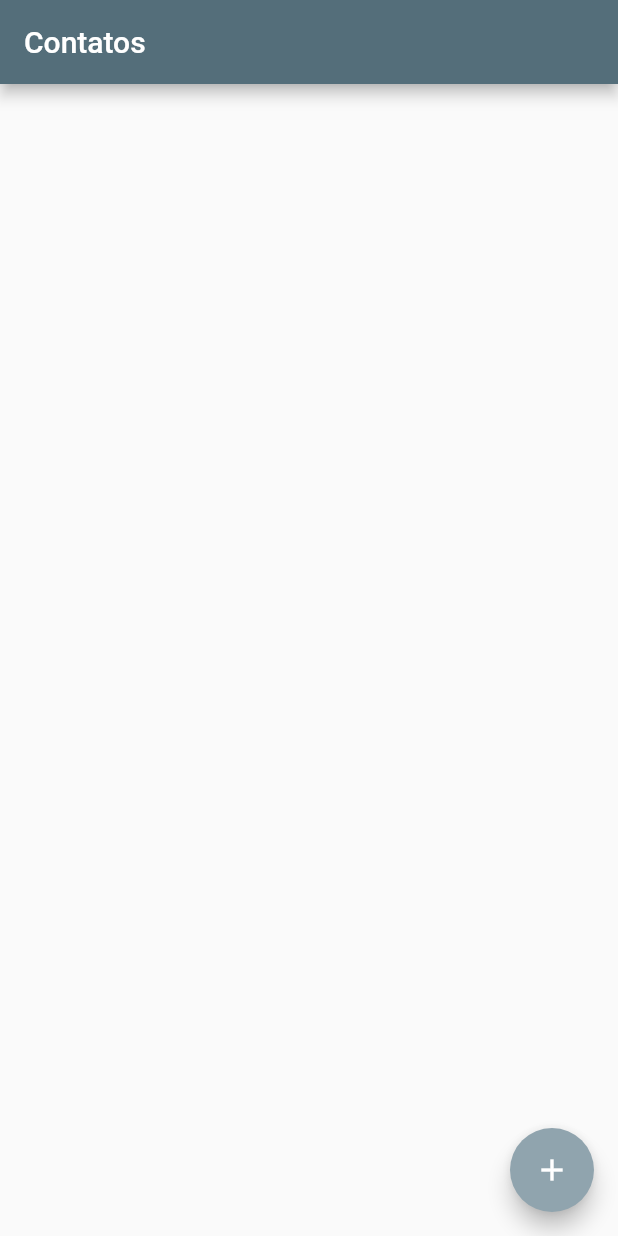
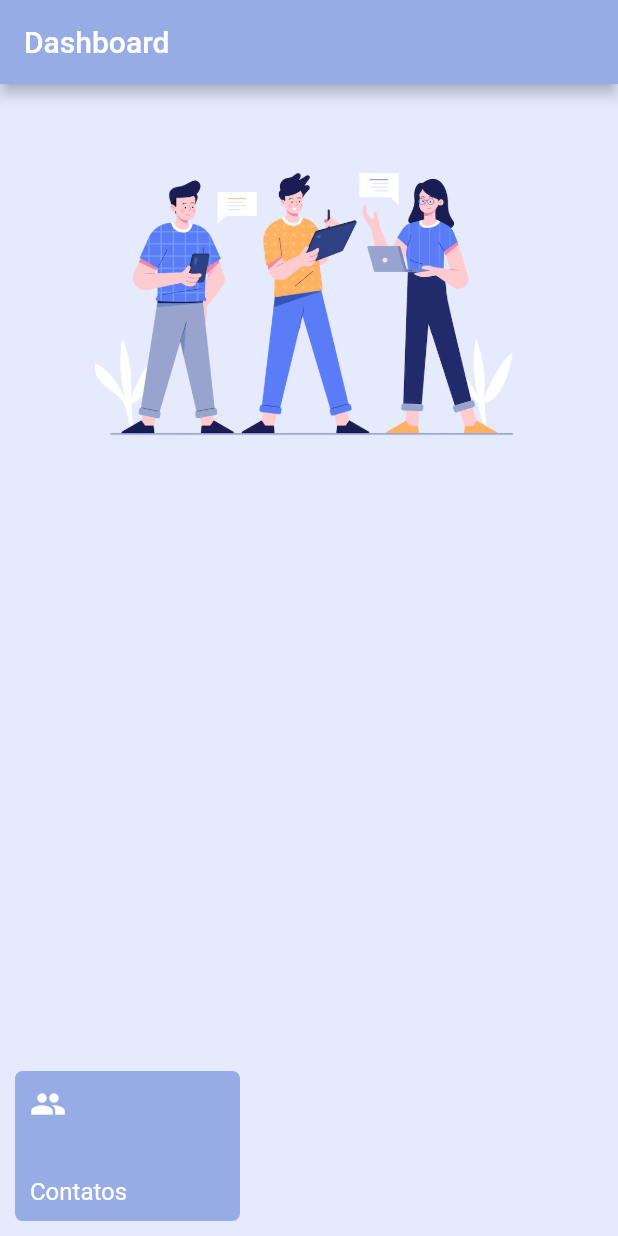
Before and after one commit to vgoes19/SimpleForm-Flutter, a Flutter app: the screen it shows after launch, on a phone screen of 412 x 824 dp. Run offline on Flutter 3.47's test engine with Material 2 defaults, Android fonts, the phone set to English and light mode, and no system bars.

Commit message:
Alteração de cores de tema e inclusão de página dashboard

```diff
--- a/lib/components/contatos/editor.dart
+++ b/lib/components/contatos/editor.dart
@@ -27,7 +27,7 @@ class Editor extends StatelessWidget {
         controller: controller,
         decoration: InputDecoration(
           focusedBorder: OutlineInputBorder(
-            borderSide: BorderSide(color: Colors.blueGrey.shade600, width: 1.5),
+            borderSide: const BorderSide(color: Color(0XFF97ace5), width: 1.5),
             borderRadius: BorderRadius.circular(10.0),
           ),
           icon: Icon(icon),
--- a/lib/components/contatos/item.dart
+++ b/lib/components/contatos/item.dart
@@ -15,7 +15,10 @@ class ItemContato extends StatelessWidget {
   Widget build(BuildContext context) {
     return Card(
       child: ListTile(
-        leading: const Icon(Icons.person),
+        leading: const Icon(
+          Icons.person,
+          size: 36,
+        ),
         title: Text(_contato.nomeContato.toString()),
         subtitle: Text(_contato.telefone.toString()),
       ),
--- /dev/null
+++ b/lib/components/dashboard/item_dashboard.dart
@@ -0,0 +1,54 @@
+import 'package:flutter/material.dart';
+
+class ItemDashboard extends StatelessWidget {
+
+  final String titulo;
+  final IconData icone;
+  final Function navigateTo;
+
+  const ItemDashboard({
+    Key? key,
+    required this.titulo,
+    required this.icone,
+    required this.navigateTo
+  }) : super(key: key);
+
+  @override
+  Widget build(BuildContext context) {
+    return Padding(
+      padding: const EdgeInsets.all(10),
+      child: GestureDetector( //Podendo utilizar o InkWell
+        onTap: () => {
+          navigateTo()
+        },
+        child: Container(
+          padding: const EdgeInsets.all(10),
+          height: 100,
+          width: 150,
+          decoration: BoxDecoration(
+            color: Theme.of(context).primaryColor,
+            borderRadius: const BorderRadius.all(Radius.circular(5))
+          ),
+          child: Column(
+            mainAxisAlignment: MainAxisAlignment.spaceBetween,
+            crossAxisAlignment: CrossAxisAlignment.start,
+            children: <Widget>[
+              Icon(
+                icone,
+                color: Colors.white,
+                size: 24.0,
+              ),
+              Text(
+                titulo,
+                style: const TextStyle(
+                  color: Colors.white,
+                  fontSize: 16.0,
+                ),
+              )
+            ],
+          ),
+        ),
+      ),
+    );
+  }
+}
--- a/lib/main.dart
+++ b/lib/main.dart
@@ -1,6 +1,6 @@
 
 import 'package:flutter/material.dart';
-import 'package:simple_form_flutter/pages/contatos/lista.dart';
+import 'package:simple_form_flutter/pages/dashboard/dashboard.dart';
 
 
 void main() => runApp( const SimpleFormFlutter() );
@@ -13,22 +13,22 @@ class SimpleFormFlutter extends StatelessWidget {
     return MaterialApp(
       theme: ThemeData(
         brightness: Brightness.light,
-        primaryColor: Colors.blueGrey[600],
-        appBarTheme: AppBarTheme(
-          backgroundColor: Colors.blueGrey[600]
+        primaryColor: const Color(0XFF97ace5),
+        appBarTheme: const AppBarTheme(
+          backgroundColor: Color(0XFF97ace5)
         ),
-        floatingActionButtonTheme: FloatingActionButtonThemeData(
-          backgroundColor: Colors.blueGrey[300]
+        floatingActionButtonTheme: const FloatingActionButtonThemeData(
+          backgroundColor:Color(0XFF97ace5)
         ),
         elevatedButtonTheme: ElevatedButtonThemeData(
           style: ButtonStyle(
             backgroundColor: MaterialStateProperty.all(
-              Colors.blueGrey[300]
+              const Color(0XFF97ace5)
             )
           )
         ),
       ),
-      home: ListaContatos()
+      home: const Dashboard()
     );
   }
 }
--- a/lib/pages/contatos/formulario.dart
+++ b/lib/pages/contatos/formulario.dart
@@ -21,6 +21,7 @@ class _FormularioContatoState extends State<FormularioContato> {
   @override
   Widget build(BuildContext context) {
     return Scaffold(
+
       appBar: AppBar(
         title: const Text('Novo contato'),
 
@@ -46,10 +47,15 @@ class _FormularioContatoState extends State<FormularioContato> {
               tipoInput: TextInputType.number,
             ),
 
-
-            ElevatedButton(
-              child: const Text('Salvar'),
-              onPressed: () => _criaContato(context),
+            Padding(
+              padding: const EdgeInsets.only(top: 25),
+              child: SizedBox(
+                width: MediaQuery.of(context).size.width * 0.9,
+                child: ElevatedButton(
+                  child: const Text('SALVAR'),
+                  onPressed: () => _criaContato(context),
+                ),
+              ),
             )
           ],
         ),
--- a/lib/pages/contatos/lista.dart
+++ b/lib/pages/contatos/lista.dart
@@ -21,15 +21,22 @@ class ListaContatosState extends State<ListaContatos> {
   Widget build(BuildContext context) {
 
     return Scaffold(
+      backgroundColor: const Color(0XFFE5EBFD),
       appBar: AppBar(
         title: const Text('Contatos'),
       ),
-      body: ListView.builder(
-        itemCount: widget._contatos.length,
-        itemBuilder: (context, indice) {
-          final contato = widget._contatos[indice];
-          return ItemContato(contato);
-        },
+      body: Padding(
+        padding: const EdgeInsets.only(top: 15),
+        child: ListView.builder(
+          itemCount: widget._contatos.length,
+          itemBuilder: (context, indice) {
+            final contato = widget._contatos[indice];
+            return Padding(
+              padding: const EdgeInsets.only(bottom: 5, left: 10, right: 10),
+              child: ItemContato(contato),
+            );
+          },
+        ),
       ),
       floatingActionButton: FloatingActionButton(
         child: const Icon(Icons.add),
--- /dev/null
+++ b/lib/pages/dashboard/dashboard.dart
@@ -0,0 +1,39 @@
+import 'package:flutter/material.dart';
+import 'package:simple_form_flutter/components/dashboard/item_dashboard.dart';
+import 'package:simple_form_flutter/pages/contatos/lista.dart';
+
+class Dashboard extends StatelessWidget {
+  const Dashboard({ Key? key }) : super(key: key);
+
+  @override
+  Widget build(BuildContext context) {
+    return Scaffold(
+      backgroundColor: const Color(0XFFE5EBFD),
+      appBar: AppBar(
+        title: const Text('Dashboard'),
+      ),
+      body: Column(
+        mainAxisAlignment: MainAxisAlignment.spaceBetween,
+        crossAxisAlignment: CrossAxisAlignment.start,
+        children: [
+          Padding(
+            padding: const EdgeInsets.all(15),
+            child: ClipRRect(
+              borderRadius: BorderRadius.circular(15),
+              child: Image.asset('lib/images/dashboard.jpg')
+            ),
+          ),
+          ItemDashboard(
+            icone: Icons.people,
+            titulo: 'Contatos',
+            navigateTo: () => {
+              Navigator.of(context).push(
+                MaterialPageRoute(builder: (context) => ListaContatos())
+              )
+            }
+          )
+        ],
+      ),
+    );
+  }
+}
--- a/pubspec.yaml
+++ b/pubspec.yaml
@@ -21,3 +21,5 @@ dev_dependencies:
 
 flutter:
   uses-material-design: true
+  assets:
+    - lib/images/dashboard.jpg
```
Also changed, not shown: lib/images/dashboard.jpg (added).
